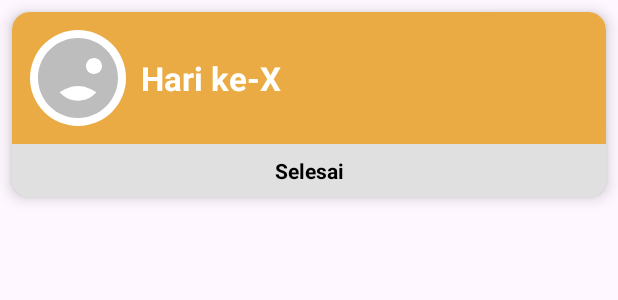
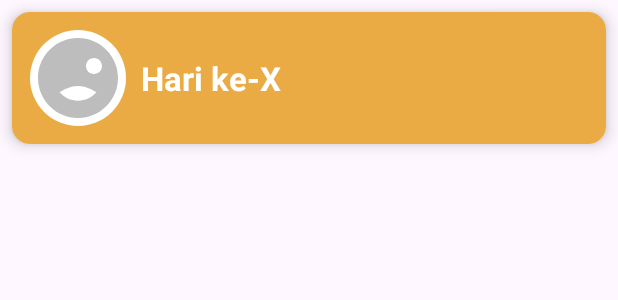
Before and after one commit to rizkimln/NutriPlan, an Android app: the layout item_layout.xml on its own in the app's theme, with its tools: preview values and no code run, on a phone screen of 412 x 824 dp. Shown: the top 300 px of the screen. Run offline under Robolectric (Android 15) with nearby library versions, the phone set to English and light mode, and no system bars.

Commit message:
perubahan bagian databasa dan halaman misi harian

```diff
--- a/app/src/main/java/com/example/tugashalamanawal/DataBulking.kt
+++ b/app/src/main/java/com/example/tugashalamanawal/DataBulking.kt
@@ -41,7 +41,7 @@ class DataBulking : AppCompatActivity() {
             val selectedGenderId = rgGender.checkedRadioButtonId
             val selectedGender = when (selectedGenderId) {
                 R.id.rbMale -> "Laki-laki" // Nama subkoleksi
-                R.id.rbFemale -> "Perempuan" // Nama subkoleksi
+                R.id.rbFemale -> "Wanita" // Nama subkoleksi
                 else -> null
             }
 
--- a/app/src/main/res/layout/item_layout.xml
+++ b/app/src/main/res/layout/item_layout.xml
@@ -47,18 +47,6 @@
         </LinearLayout>
 
         <!-- Bagian Bawah (Indikator Selesai) -->
-        <TextView
-            android:id="@+id/textSelesai"
-            android:layout_width="match_parent"
-            android:layout_height="wrap_content"
-            android:gravity="center"
-            android:padding="8dp"
-            android:text="Selesai"
-            android:textSize="14sp"
-            android:textStyle="bold"
-            android:background="@color/grey"
-            android:textColor="@color/black"
-            android:visibility="visible" />
 
     </LinearLayout>
 </androidx.cardview.widget.CardView>
```
Also changed, not shown: app/src/main/java/com/example/tugashalamanawal/BulkingAdapter.kt (+6 -6 lines).
